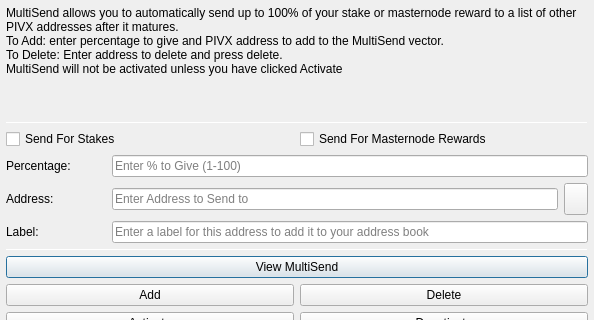
Qt form src/qt/forms/multisenddialog.ui (Samsufi/galerians) before a commit; both pictures show x 0 to 594 and y 0 to 320 of the 594 by 526 pixel window.
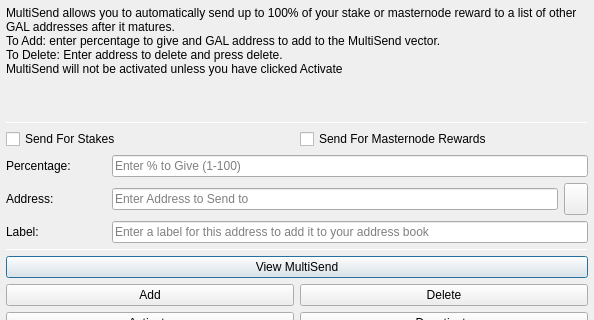
The same form after that commit. Icons and pictures are not drawn.

The edit to the form file:
```diff
--- a/src/qt/forms/multisenddialog.ui
+++ b/src/qt/forms/multisenddialog.ui
@@ -37,8 +37,8 @@
         <number>1</number>
        </property>
        <property name="text">
-        <string>MultiSend allows you to automatically send up to 100% of your stake or masternode reward to a list of other PIVX addresses after it matures.
-To Add: enter percentage to give and PIVX address to add to the MultiSend vector.
+        <string>MultiSend allows you to automatically send up to 100% of your stake or masternode reward to a list of other GAL addresses after it matures.
+To Add: enter percentage to give and GAL address to add to the MultiSend vector.
 To Delete: Enter address to delete and press delete.
 MultiSend will not be activated unless you have clicked Activate</string>
        </property>
```
Left out of the diff: 4 changed lines with no effect on the pictures.
